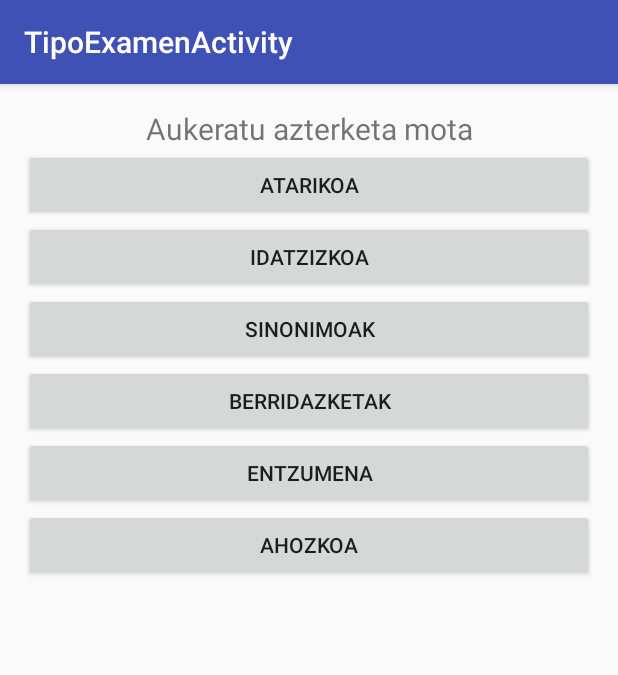
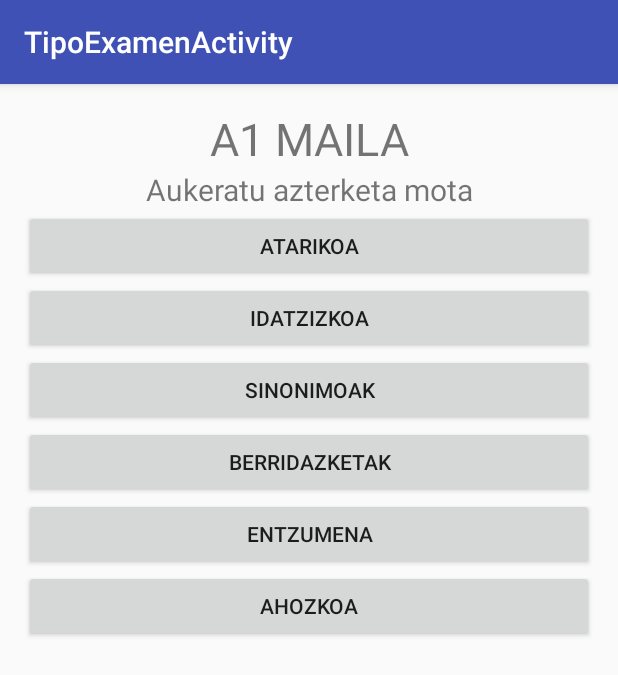
Before and after one commit to esnef/Euskhazi2, an Android app: the MenuNivelActivity screen opened directly, with no data from a screen before it, after a tap on "A1", on a phone screen of 412 x 824 dp. Shown: the top 675 px of the screen. Run offline under Robolectric (Android 15) with nearby library versions, the phone set to English and light mode, and no system bars.

Commit message:
Al elegir el tipo de examen, aparece el nivel que se ha escogido

```diff
--- a/app/src/main/java/eus/ehu/intel/tta/euskhazi/screen/MenuNivelActivity.java
+++ b/app/src/main/java/eus/ehu/intel/tta/euskhazi/screen/MenuNivelActivity.java
@@ -24,10 +24,12 @@ public class MenuNivelActivity extends ScreenBase {
 
     public void chooseLevel(View view){
 
-        int level = Integer.parseInt(view.getTag().toString());
+        //int level = Integer.parseInt(view.getTag().toString());
+        String level = view.getTag().toString();
         //Toast.makeText(this, "Aukeratutako maila" + level, Toast.LENGTH_SHORT).show();
 
         Intent intent = new Intent(this, TipoExamenActivity.class);
+        intent.putExtra("level",level);
         startActivity(intent);
     }
 
--- a/app/src/main/java/eus/ehu/intel/tta/euskhazi/screen/TipoExamenActivity.java
+++ b/app/src/main/java/eus/ehu/intel/tta/euskhazi/screen/TipoExamenActivity.java
@@ -8,6 +8,7 @@ import android.support.v7.app.AppCompatActivity;
 import android.support.v7.widget.Toolbar;
 import android.view.MenuItem;
 import android.view.View;
+import android.widget.TextView;
 import android.widget.Toast;
 
 import eus.ehu.intel.tta.euskhazi.Engine;
@@ -24,6 +25,9 @@ public class TipoExamenActivity extends ScreenBase {
         setSupportActionBar(toolbar);
 
 
+        Intent intent = getIntent();
+        TextView textLogin = (TextView)findViewById(R.id.tipo_examen_textView_level);
+        textLogin.setText(intent.getStringExtra("level") + " MAILA");
 
 
     }
--- a/app/src/main/res/layout/content_tipo_examen.xml
+++ b/app/src/main/res/layout/content_tipo_examen.xml
@@ -19,7 +19,13 @@
         android:layout_centerHorizontal="true">
 
         <TextView
-            android:id="@+id/menu_login"
+            android:id="@+id/tipo_examen_textView_level"
+            android:layout_width="match_parent"
+            android:layout_height="wrap_content"
+            android:gravity="center"
+            android:textSize="30dp"/>
+
+        <TextView
             android:layout_width="match_parent"
             android:layout_height="wrap_content"
             android:gravity="center"
```
Also changed, not shown: app/src/main/res/layout/content_menu_nivel.xml (+6 -6 lines).
